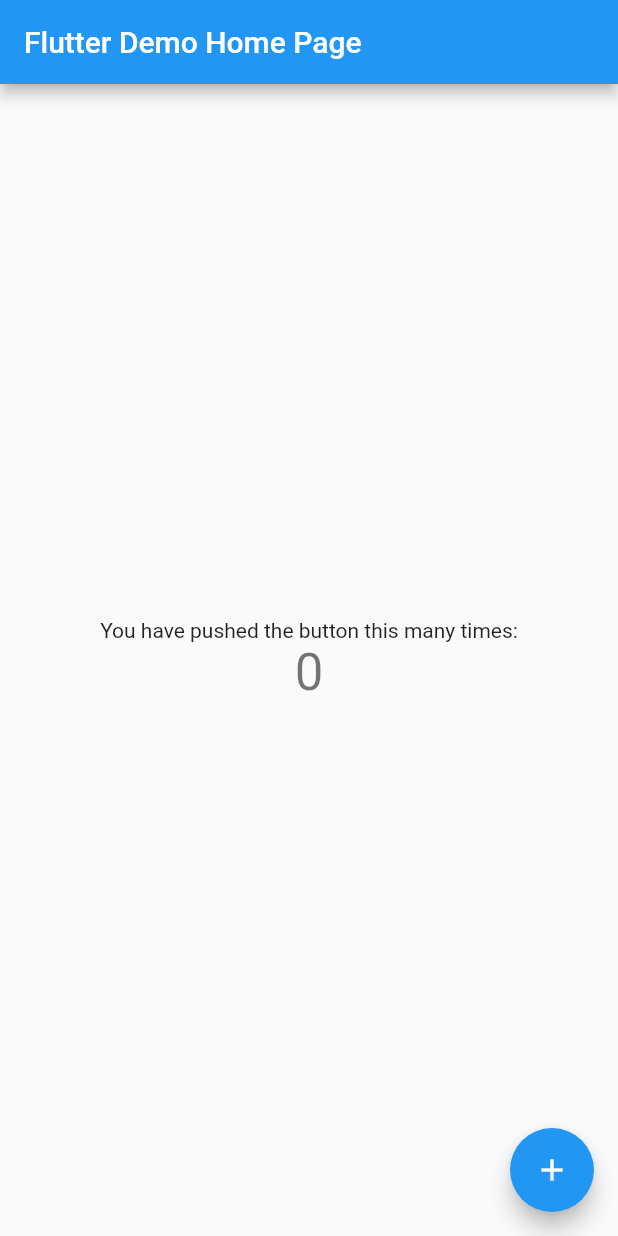
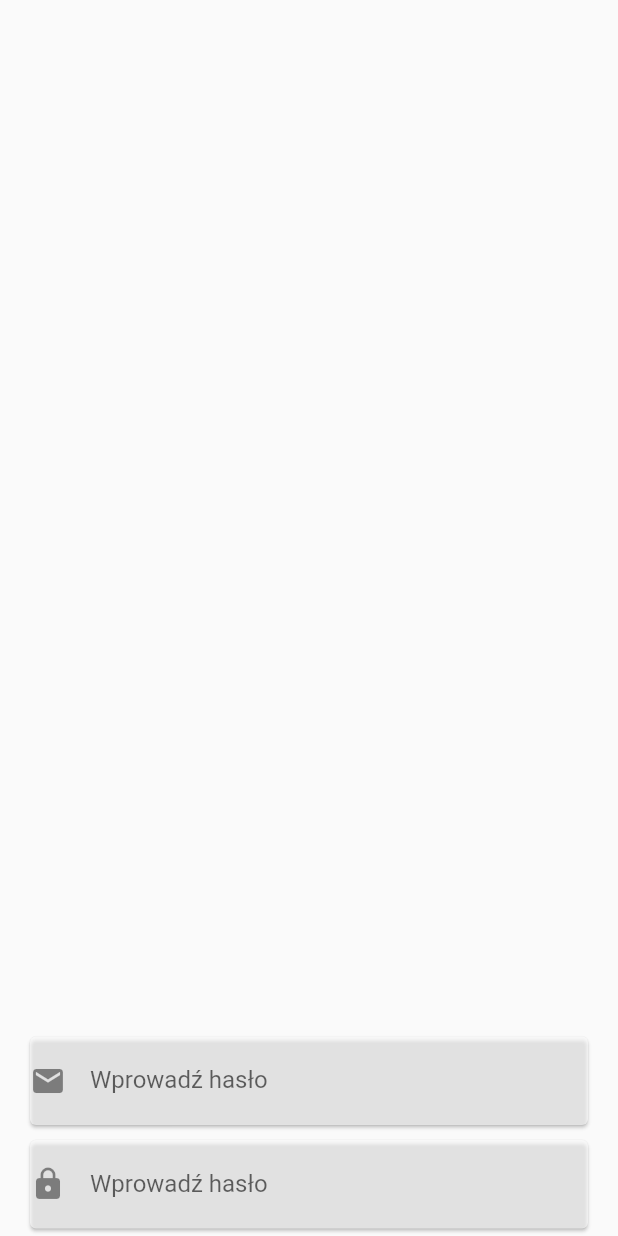
Before and after one commit to rasm00/movetably_flutter, a Flutter app: the screen it shows after launch, on a phone screen of 412 x 824 dp. Run offline on Flutter 3.47's test engine with Material 2 defaults, Android fonts, the phone set to English and light mode, and no system bars.

Commit message:
commit 1.0

```diff
--- /dev/null
+++ b/lib/constants.dart
@@ -0,0 +1,3 @@
+import 'dart:ui';
+
+const deepOrange = Color(0xFFFE5722);
--- a/lib/main.dart
+++ b/lib/main.dart
@@ -1,8 +1,18 @@
+import 'dart:collection';
+
 import 'package:flutter/material.dart';
+import 'package:movetably_flutter/pages/main/main_page.dart';
+import 'package:movetably_flutter/pages/pages.dart';
+
+import 'constants.dart';
 
 void main() {
+  widgets[Pages.main] = MainPage();
+
   runApp(const MyApp());
 }
+
+final Map<Pages, StatelessWidget> widgets = HashMap();
 
 class MyApp extends StatelessWidget {
   const MyApp({Key? key}) : super(key: key);
@@ -12,104 +22,8 @@ class MyApp extends StatelessWidget {
   Widget build(BuildContext context) {
     return MaterialApp(
       title: 'Flutter Demo',
-      theme: ThemeData(
-        // This is the theme of your application.
-        //
-        // Try running your application with "flutter run". You'll see the
-        // application has a blue toolbar. Then, without quitting the app, try
-        // changing the primarySwatch below to Colors.green and then invoke
-        // "hot reload" (press "r" in the console where you ran "flutter run",
-        // or simply save your changes to "hot reload" in a Flutter IDE).
-        // Notice that the counter didn't reset back to zero; the application
-        // is not restarted.
-        primarySwatch: Colors.blue,
-      ),
-      home: const MyHomePage(title: 'Flutter Demo Home Page'),
+      color: deepOrange,
+      home: widgets[Pages.main],
     );
   }
 }
-
-class MyHomePage extends StatefulWidget {
-  const MyHomePage({Key? key, required this.title}) : super(key: key);
-
-  // This widget is the home page of your application. It is stateful, meaning
-  // that it has a State object (defined below) that contains fields that affect
-  // how it looks.
-
-  // This class is the configuration for the state. It holds the values (in this
-  // case the title) provided by the parent (in this case the App widget) and
-  // used by the build method of the State. Fields in a Widget subclass are
-  // always marked "final".
-
-  final String title;
-
-  @override
-  State<MyHomePage> createState() => _MyHomePageState();
-}
-
-class _MyHomePageState extends State<MyHomePage> {
-  int _counter = 0;
-
-  void _incrementCounter() {
-    setState(() {
-      // This call to setState tells the Flutter framework that something has
-      // changed in this State, which causes it to rerun the build method below
-      // so that the display can reflect the updated values. If we changed
-      // _counter without calling setState(), then the build method would not be
-      // called again, and so nothing would appear to happen.
-      _counter++;
-    });
-  }
-
-  @override
-  Widget build(BuildContext context) {
-    // This method is rerun every time setState is called, for instance as done
-    // by the _incrementCounter method above.
-    //
-    // The Flutter framework has been optimized to make rerunning build methods
-    // fast, so that you can just rebuild anything that needs updating rather
-    // than having to individually change instances of widgets.
-    return Scaffold(
-      appBar: AppBar(
-        // Here we take the value from the MyHomePage object that was created by
-        // the App.build method, and use it to set our appbar title.
-        title: Text(widget.title),
-      ),
-      body: Center(
-        // Center is a layout widget. It takes a single child and positions it
-        // in the middle of the parent.
-        child: Column(
-          // Column is also a layout widget. It takes a list of children and
-          // arranges them vertically. By default, it sizes itself to fit its
-          // children horizontally, and tries to be as tall as its parent.
-          //
-          // Invoke "debug painting" (press "p" in the console, choose the
-          // "Toggle Debug Paint" action from the Flutter Inspector in Android
-          // Studio, or the "Toggle Debug Paint" command in Visual Studio Code)
-          // to see the wireframe for each widget.
-          //
-          // Column has various properties to control how it sizes itself and
-          // how it positions its children. Here we use mainAxisAlignment to
-          // center the children vertically; the main axis here is the vertical
-          // axis because Columns are vertical (the cross axis would be
-          // horizontal).
-          mainAxisAlignment: MainAxisAlignment.center,
-          children: <Widget>[
-            const Text(
-              'You have pushed the button this many times:',
-            ),
-            Text(
-              '$_counter',
-              style: Theme.of(context).textTheme.headline4,
-            ),
-          ],
-        ),
-      ),
-      floatingActionButton: FloatingActionButton(
-        onPressed: _incrementCounter,
-        tooltip: 'Increment',
-        child: const Icon(Icons.add),
-      ), // This trailing comma makes auto-formatting nicer for build methods.
-    );
-  }
-}
--- /dev/null
+++ b/lib/pages/main/main_page.dart
@@ -0,0 +1,35 @@
+import 'package:flutter/cupertino.dart';
+import 'package:flutter/material.dart';
+import 'package:movetably_flutter/pages/main/my_card.dart';
+
+
+
+class MainPage extends StatelessWidget {
+  @override
+  Widget build(BuildContext context) {
+    return Scaffold(
+      body: Column(
+        mainAxisAlignment: MainAxisAlignment.end,
+        children: [
+          Row(
+            mainAxisAlignment: MainAxisAlignment.center,
+            children: [
+              Expanded(
+                child: MyCard(icon: Icons.email, hintText: 'Email', labelText: 'Wprowadź hasło'),
+              ),
+            ],
+          ),
+          Row(
+            mainAxisAlignment: MainAxisAlignment.center,
+            children: [
+              Expanded(
+                child: MyCard(icon: Icons.lock, hintText: 'Hasło', labelText: 'Wprowadź hasło'),
+              ),
+            ],
+          ),
+        ],
+      ),
+    );
+  }
+
+}
--- /dev/null
+++ b/lib/pages/main/my_card.dart
@@ -0,0 +1,30 @@
+import 'package:flutter/material.dart';
+
+class MyCard extends StatelessWidget {
+
+  final IconData icon;
+  final String hintText;
+  final String labelText;
+
+  const MyCard({super.key, required this.icon, required this.hintText, required this.labelText});
+
+  @override
+  Widget build(BuildContext context) {
+    return Container(
+      width: 150,
+      child: Card(
+        color: Colors.white60,
+
+        margin: EdgeInsets.symmetric(vertical: 5.0, horizontal: 20.0),
+        child: TextFormField(
+          decoration: InputDecoration(
+            icon: Icon(icon),
+            border: InputBorder.none,
+            hintText: hintText,
+            labelText: labelText,
+          ),
+        ),
+      )
+    );
+  }
+}
--- /dev/null
+++ b/lib/pages/pages.dart
@@ -0,0 +1,4 @@
+enum Pages {
+  main,
+
+}
```
